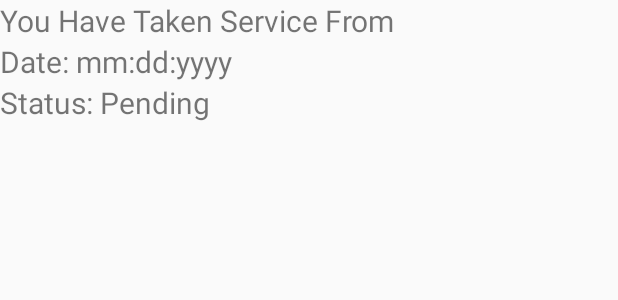
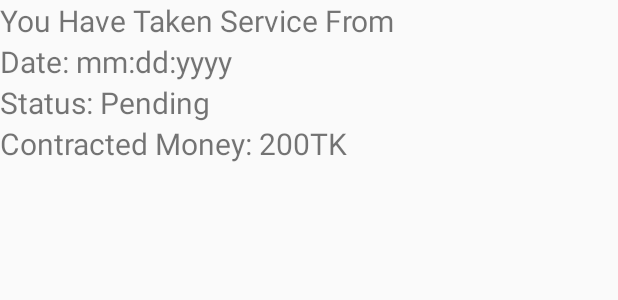
Before and after one commit to ishraklancer/shohay_main, an Android app: the layout order_item.xml on its own in the app's theme, with its tools: preview values and no code run, on a phone screen of 412 x 824 dp. Shown: the top 300 px of the screen. Run offline under Robolectric (Android 15) with nearby library versions, the phone set to English and light mode, and no system bars.

Commit message:
commit 2

```diff
--- a/app/src/main/res/layout/order_item.xml
+++ b/app/src/main/res/layout/order_item.xml
@@ -32,7 +32,7 @@
     <TextView
         android:layout_width="match_parent"
         android:layout_height="wrap_content"
-        android:text=""
+        android:text="Contracted Money: 200TK"
         android:textSize="20sp" />
 
 </LinearLayout>
```
Also changed, not shown: app/src/main/res/layout/notifications_item.xml (added, +12 -0 lines).
